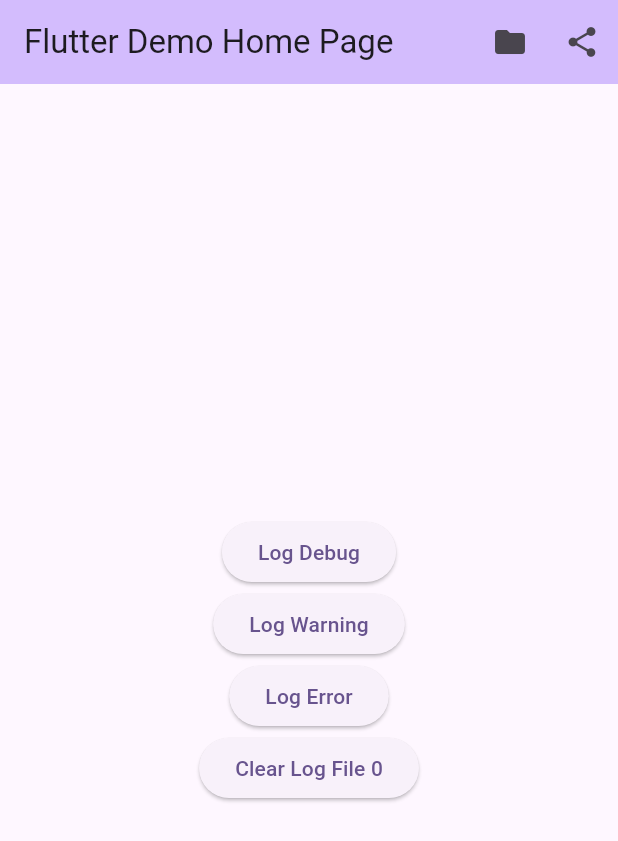
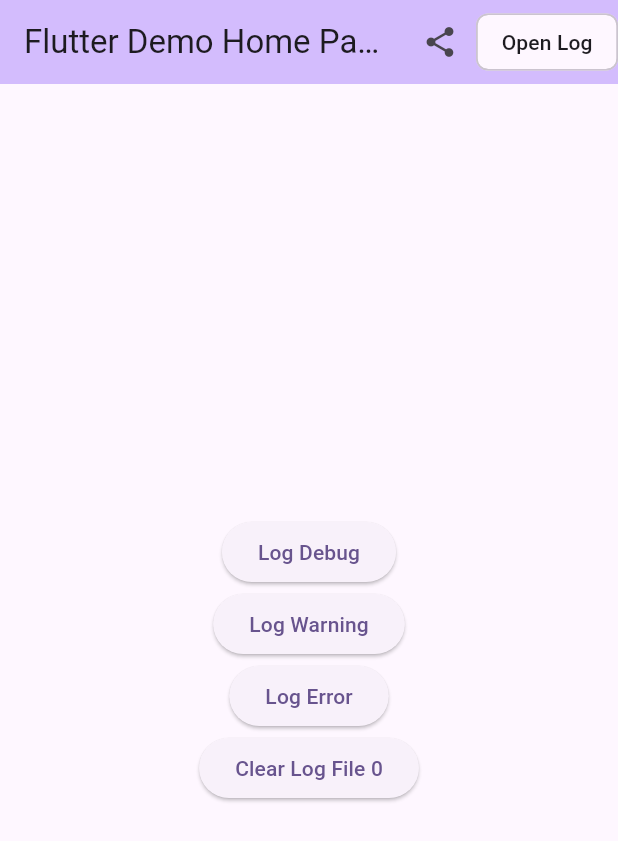
Before and after one commit to Muitsu/Offline-Logger, a Flutter app: the screen it shows after launch, after a tap on the "share" icon, on a phone screen of 412 x 824 dp. Shown: the top 841 px of the screen. Run offline on Flutter 3.47's test engine with Material 3 defaults, Android fonts, the light colour scheme and no system bars; our stand-ins replace logger, open_filex, share_plus; missing offline and left inert: flutter_logs.

```diff
--- a/lib/home.dart
+++ b/lib/home.dart
@@ -32,15 +32,13 @@
         actions: [
           IconButton(
             onPressed: () async {
-              await AppLogger().openLogExternally();
-            },
-            icon: Icon(Icons.folder),
-          ),
-          IconButton(
-            onPressed: () async {
               await AppLogger().shareLogs();
             },
             icon: Icon(Icons.share),
+          ),
+          ActionChip(
+            label: Text("Open Log"),
+            onPressed: () async => await AppLogger().openLogExternally(),
           ),
         ],
       ),
--- a/lib/main.dart
+++ b/lib/main.dart
@@ -2,7 +2,7 @@
 import 'package:offline_logs/app_logger.dart';
 import 'package:offline_logs/home.dart';
 
-void main() async {
+Future<void> main() async {
   WidgetsFlutterBinding.ensureInitialized();
   await AppLogger().initialize();
   // Log a test message
```
Also changed, not shown: 1 other file.
